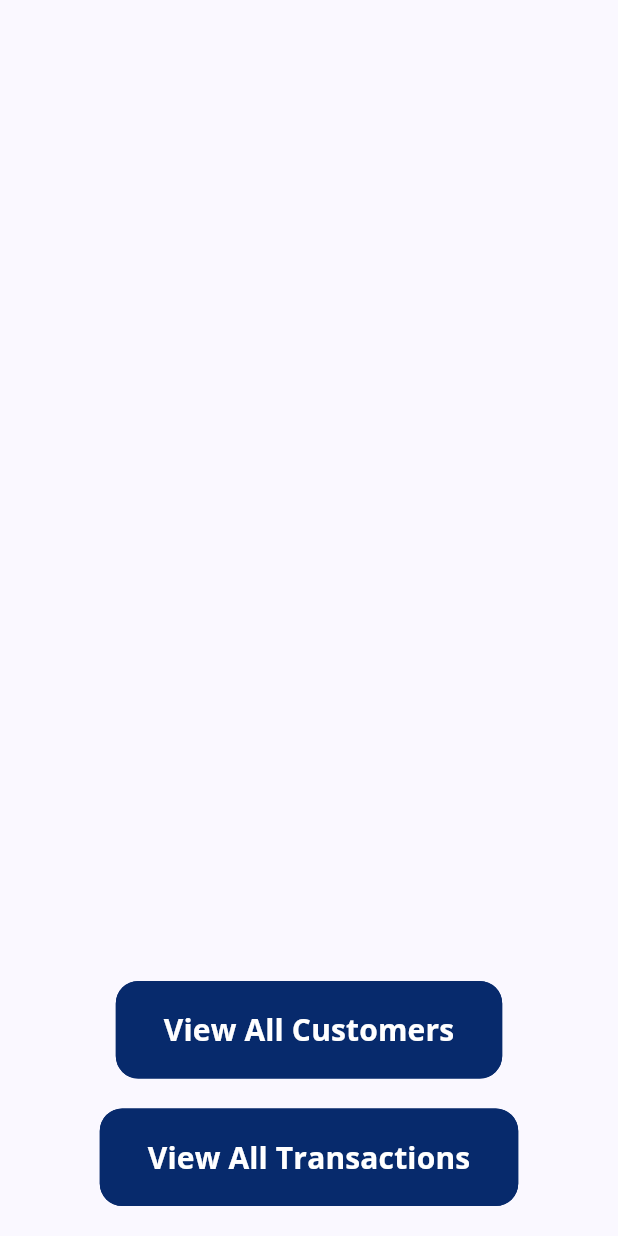
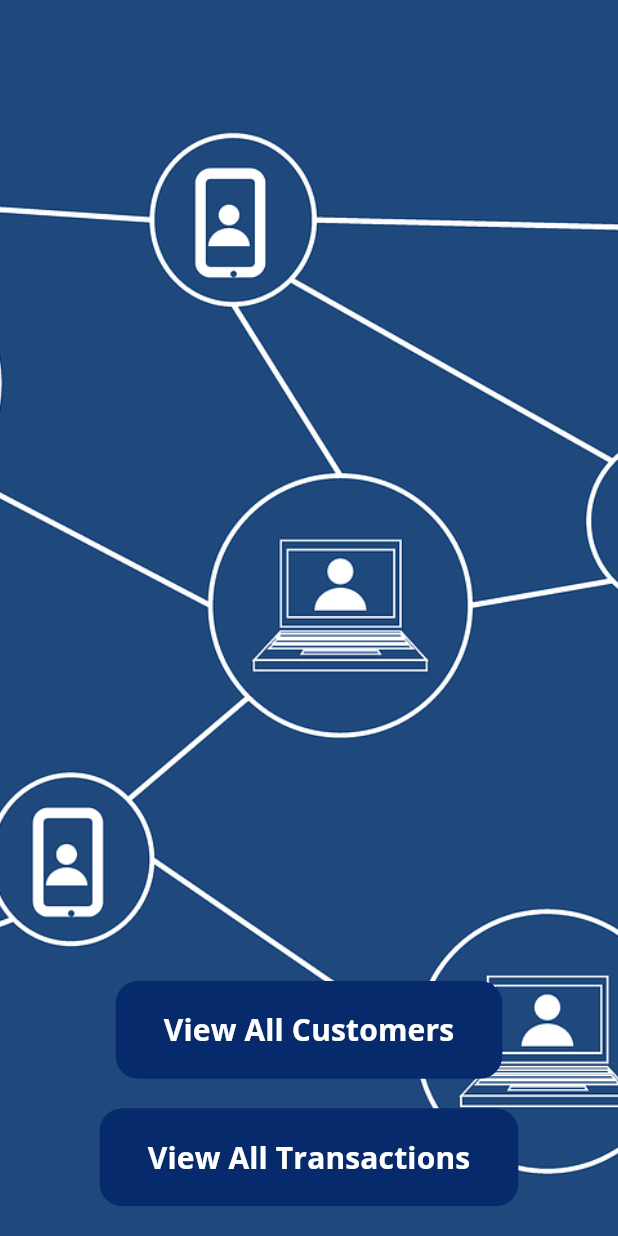
Before and after one commit to DoniaGameel/sparks_banking_system, a Flutter app: the Home screen opened directly, on a phone screen of 412 x 824 dp. Run offline on Flutter 3.47's test engine with Material 2 defaults, Android fonts, the phone set to English and light mode, and no system bars.

Commit message:
modify background

```diff
--- a/banking_app/lib/main.dart
+++ b/banking_app/lib/main.dart
@@ -44,7 +44,7 @@ class MyApp extends StatelessWidget {
           useMaterial3: true,
           brightness: Brightness.light,
         ),
-        home: const ViewCutomers(),
+        home: const Home(),
         routes: {
           ViewCutomers.routeName: (ctx) => const ViewCutomers(),
           ViewTransactions.routeName: (ctx) => const ViewTransactions(),
--- a/banking_app/lib/views/screens/home.dart
+++ b/banking_app/lib/views/screens/home.dart
@@ -11,7 +11,17 @@ class Home extends StatelessWidget {
     return Scaffold(
       appBar: null,
       body: SafeArea(
-        child: Center(
+        child: Stack(
+          children: [
+            SizedBox(
+              width: double.infinity,
+              height: double.infinity,
+              child: Image.asset(
+                'assets/images/bank2.png',
+                fit: BoxFit.cover,
+              ),
+            ),
+            Center(
               child: Column(
                 mainAxisAlignment: MainAxisAlignment.end,
                 crossAxisAlignment: CrossAxisAlignment.center,
@@ -21,7 +31,8 @@ class Home extends StatelessWidget {
                       Navigator.pushNamed(context, ViewCutomers.routeName);
                     },
                     style: ButtonStyle(
-                  backgroundColor: MaterialStateProperty.resolveWith<Color?>(
+                      backgroundColor:
+                          MaterialStateProperty.resolveWith<Color?>(
                         (Set<MaterialState> states) {
                           return Theme.of(context).primaryColor;
                         },
@@ -31,7 +42,8 @@ class Home extends StatelessWidget {
                           borderRadius: BorderRadius.circular(
                             15,
                           ),
-                      side: BorderSide(color: Theme.of(context).primaryColor),
+                          side:
+                              BorderSide(color: Theme.of(context).primaryColor),
                         ),
                       ),
                     ),
@@ -58,7 +70,8 @@ class Home extends StatelessWidget {
                       Navigator.pushNamed(context, ViewTransactions.routeName);
                     },
                     style: ButtonStyle(
-                  backgroundColor: MaterialStateProperty.resolveWith<Color?>(
+                      backgroundColor:
+                          MaterialStateProperty.resolveWith<Color?>(
                         (Set<MaterialState> states) {
                           return Theme.of(context).primaryColor;
                         },
@@ -68,7 +81,8 @@ class Home extends StatelessWidget {
                           borderRadius: BorderRadius.circular(
                             15,
                           ),
-                      side: BorderSide(color: Theme.of(context).primaryColor),
+                          side:
+                              BorderSide(color: Theme.of(context).primaryColor),
                         ),
                       ),
                     ),
@@ -93,6 +107,8 @@ class Home extends StatelessWidget {
                 ],
               ),
             ),
+          ],
+        ),
       ),
     );
   }
```
Also changed, not shown: banking_app/lib/views/screens/user_details.dart (added, +13 -0 lines), banking_app/pubspec.yaml (+7 -3 lines), banking_app/assets/images/bank1.jpg (added), banking_app/assets/images/bank2.png (added), banking_app/assets/images/bank3.jpg (added), banking_app/assets/images/bank4.jpg (added), banking_app/assets/images/bank5.jpg (added), banking_app/assets/images/bank6.jpg (added). Lines whose indentation alone changed are shown as unchanged.
